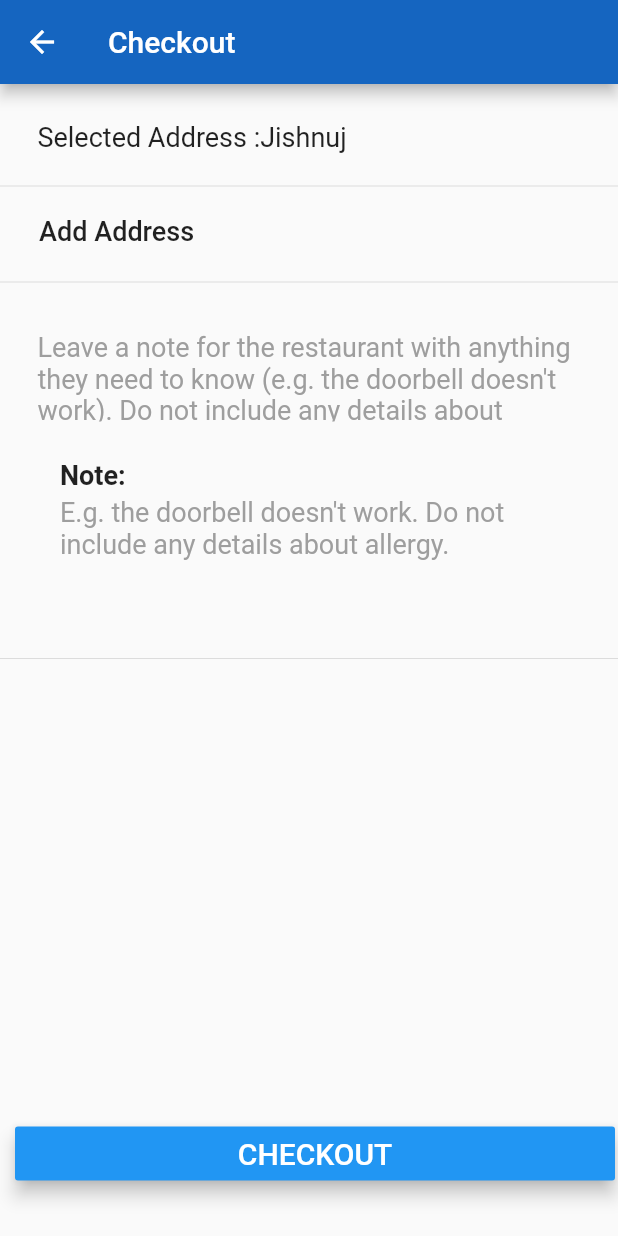
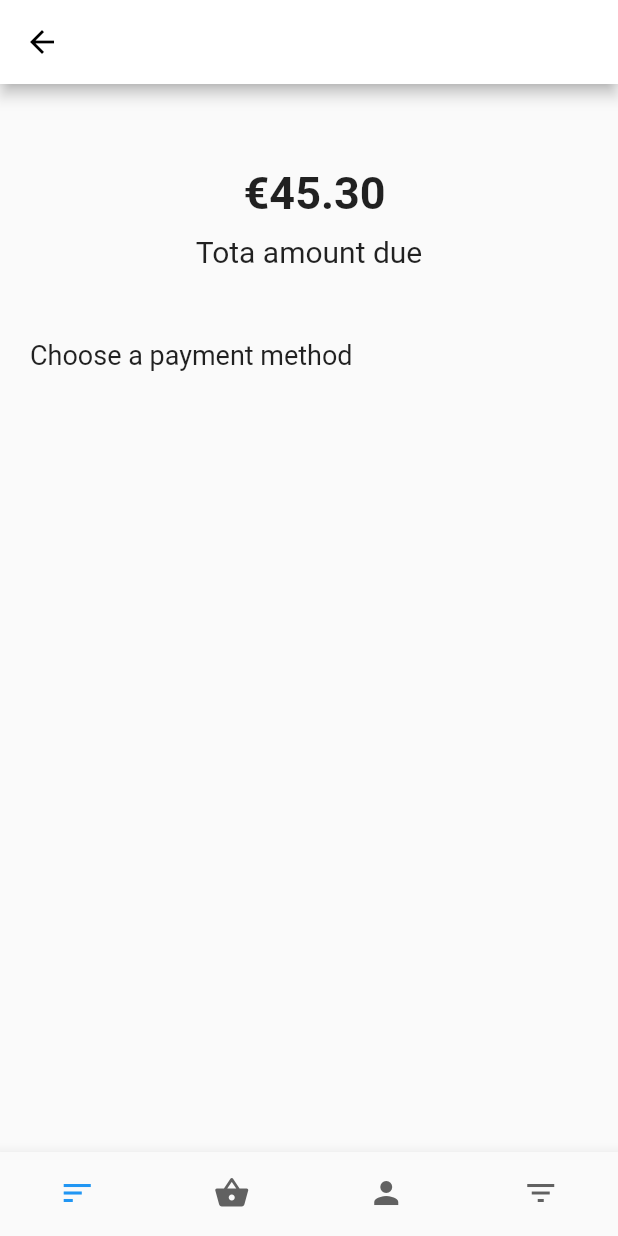
Before and after one commit to INTERNS-LXI-TECHNOLOGIES/Flutter-Workshop, a Flutter app: the screen it shows after launch, on a phone screen of 412 x 824 dp. Run offline on Flutter 3.47's test engine with Material 2 defaults, Android fonts, the phone set to English and light mode, and no system bars.

Commit message:
http://jira.bytatech.com:8080/browse/IN-8050 (payment page)

```diff
--- a/Graeshoppe/flutterproject/lib/checkout.dart
+++ b/Graeshoppe/flutterproject/lib/checkout.dart
@@ -84,15 +84,14 @@ class BottomSection extends StatelessWidget {
   Widget build(BuildContext context) {
     return Container(
         width: MediaQuery.of(context).size.width,
-        height: MediaQuery.of(context).size.height * .42,
+        height: MediaQuery.of(context).size.height * .43,
         alignment: Alignment.bottomCenter,
         child: Row(
           children: <Widget>[
-            // Expanded(child: Divider()),
             Container(
               margin: EdgeInsets.only(left: 10),
               width: 400,
-              child: RaisedButton(
+              child: FlatButton(
                 onPressed: () {},
                 child: Text(
                   "CHECKOUT",
@@ -100,7 +99,7 @@ class BottomSection extends StatelessWidget {
                 ),
                 color: Colors.blue,
                 textColor: Colors.white,
-                elevation: 5,
+                // elevation: 5,
               ),
             ),
           ],
--- a/Graeshoppe/flutterproject/lib/main.dart
+++ b/Graeshoppe/flutterproject/lib/main.dart
@@ -1,8 +1,10 @@
 import 'package:flutter/material.dart';
 // import './basket.dart';
-import './Checkout.dart';
+// import './Checkout.dart';
+import './payment.dart';
 
 void main() {
-  runApp(Checkout()); // for checkout page
+  // runApp(Checkout()); // for checkout page
   // runApp(Basket()); //for basket page
+  runApp(Payment()); //for payment page
 }
--- /dev/null
+++ b/Graeshoppe/flutterproject/lib/payment.dart
@@ -0,0 +1,86 @@
+import 'package:flutter/material.dart';
+
+class Payment extends StatelessWidget {
+  @override
+  Widget build(BuildContext context) {
+    return MaterialApp(
+      title: "Payment",
+      home: PaymentMode(),
+    );
+  }
+}
+
+class PaymentMode extends StatefulWidget {
+  @override
+  _PaymentModeState createState() => _PaymentModeState();
+}
+
+class _PaymentModeState extends State<PaymentMode> {
+  @override
+  Widget build(BuildContext context) {
+    return MaterialApp(
+      home: Scaffold(
+        appBar: AppBar(
+          leading: IconButton(
+            icon: Icon(
+              Icons.arrow_back,
+              color: Colors.black,
+            ),
+          ),
+          backgroundColor: Colors.white,
+        ),
+        body: ListView(
+          children: <Widget>[
+            Container(
+              width: 400,
+              height: 90,
+              margin: EdgeInsets.only(bottom: 10),
+              alignment: Alignment.bottomCenter,
+              child: Text(
+                " €45.30",
+                style: TextStyle(fontSize: 30, fontWeight: FontWeight.bold),
+              ),
+            ),
+            Container(
+              width: 400,
+              height: 70,
+              alignment: Alignment.topCenter,
+              child: Text("Tota amount due",
+                  style: TextStyle(
+                    fontSize: 20,
+                  )),
+            ),
+            Container(
+              width: 400,
+              height: 40,
+              margin: EdgeInsets.only(left: 20),
+              child: Text("Choose a payment method",
+                  style: TextStyle(fontSize: 18)),
+            ),
+          ],
+        ),
+        bottomNavigationBar: BottomNavigationBar(
+          type: BottomNavigationBarType.fixed,
+          selectedItemColor: Colors.blue,
+          unselectedItemColor: Colors.grey[700],
+          showSelectedLabels: false,
+          showUnselectedLabels: false,
+          items: const <BottomNavigationBarItem>[
+            BottomNavigationBarItem(
+              icon: Icon(Icons.sort),
+              title: Text("sort"),
+              backgroundColor: Colors.white,
+            ),
+            BottomNavigationBarItem(
+                icon: Icon(Icons.shopping_basket),
+                title: Text("Shopping Basket")),
+            BottomNavigationBarItem(
+                icon: Icon(Icons.person), title: Text("Person")),
+            BottomNavigationBarItem(
+                icon: Icon(Icons.filter_list), title: Text("Filter List")),
+          ],
+        ),
+      ),
+    );
+  }
+}
```
